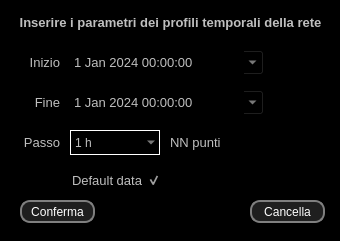
AntonioRIcca/ARStool, file UI/gridProfPar_Dlg.ui: the form before one commit.
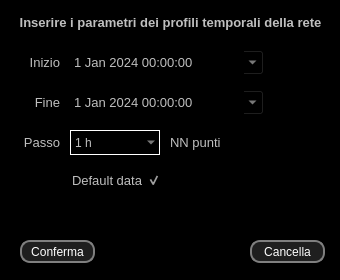
The form after the commit.

The edit to the form file:
```diff
--- a/UI/gridProfPar_Dlg.ui
+++ b/UI/gridProfPar_Dlg.ui
@@ -7,7 +7,7 @@
     <x>0</x>
     <y>0</y>
     <width>340</width>
-    <height>241</height>
+    <height>280</height>
    </rect>
   </property>
   <property name="windowTitle">
@@ -285,7 +285,7 @@
    <property name="geometry">
     <rect>
      <x>20</x>
-     <y>200</y>
+     <y>240</y>
      <width>75</width>
      <height>23</height>
     </rect>
@@ -298,7 +298,7 @@
    <property name="geometry">
     <rect>
      <x>250</x>
-     <y>200</y>
+     <y>240</y>
      <width>75</width>
      <height>23</height>
     </rect>
```
